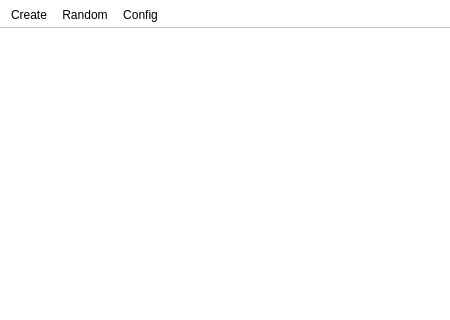
Old version of the form mainwindow.ui in the repository Konano/Programming-Training-QtMCS; both pictures show x 0 to 450 and y 0 to 320 of the 450 by 510 pixel window.
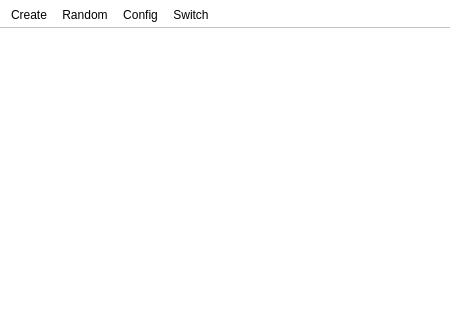
New version of the form.

Diff of the .ui file:
```diff
--- a/mainwindow.ui
+++ b/mainwindow.ui
@@ -78,6 +78,7 @@
    <addaction name="actionCreate"/>
    <addaction name="actionRandom"/>
    <addaction name="actionConfig"/>
+   <addaction name="actionSwitch"/>
   </widget>
   <widget class="QStatusBar" name="statusBar"/>
   <action name="actionCreate">
@@ -95,6 +96,14 @@
     <string>Config</string>
    </property>
   </action>
+  <action name="actionSwitch">
+   <property name="text">
+    <string>Switch</string>
+   </property>
+   <property name="toolTip">
+    <string>Switch to another view</string>
+   </property>
+  </action>
  </widget>
  <layoutdefault spacing="6" margin="11"/>
  <resources/>
```
Left out of the diff: 6 changed lines with no effect on the pictures.
